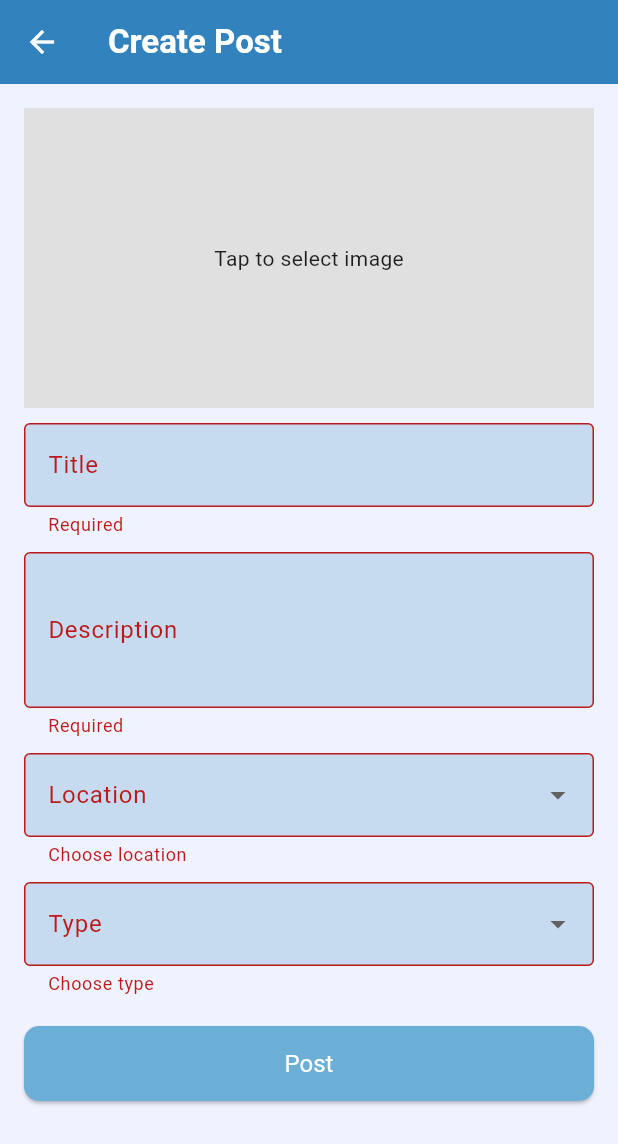
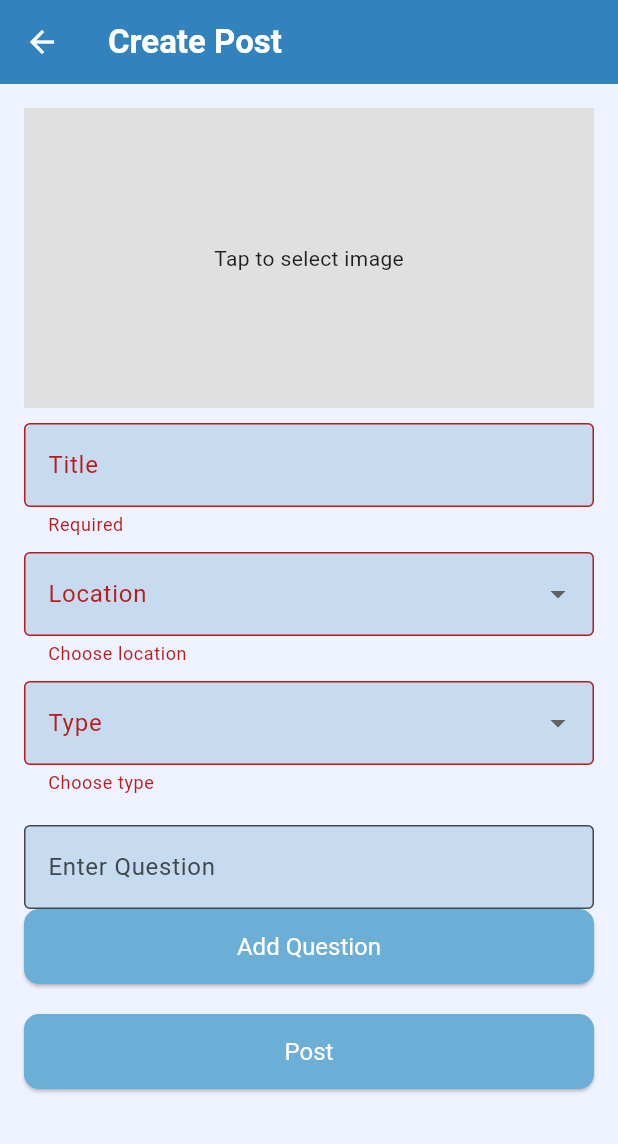
Before and after one commit to MohamedBoghdaddy/FoundIt, a Flutter app: the CreatePostScreen screen opened by its route, after a tap on "Post", on a phone screen of 412 x 824 dp. Shown: the top 1144 px of the screen. Run offline on Flutter 3.47's test engine with Material 3 defaults, Android fonts, the phone set to English and light mode, and no system bars; our stand-ins replace cloud_firestore, firebase_auth, firebase_core, image_picker; missing offline and left inert: stream_chat_flutter; accounts and stored records are empty.

Commit message:
Removed the description field from the "Create Post" .
Added the ability for the user to dynamically create multiple questions when creating a post.

Stored the list of questions in Firestore as part of a new questionnaire.

Linked the newly created questionnaire to the post by saving the questionnaireId in the post document in Firestore.

```diff
--- a/foundit_app/lib/screens/create_post.dart
+++ b/foundit_app/lib/screens/create_post.dart
@@ -1,5 +1,3 @@
-// create_post_screen.dart
-
 import 'dart:io';
 import 'package:cloud_firestore/cloud_firestore.dart';
 import 'package:firebase_auth/firebase_auth.dart';
@@ -17,11 +15,12 @@ class CreatePostScreen extends StatefulWidget {
 class _CreatePostScreenState extends State<CreatePostScreen> {
   final _formKey = GlobalKey<FormState>();
   final _titleController = TextEditingController();
-  final _descController = TextEditingController();
+  final _questionController = TextEditingController();
 
   String? _location;
   String? _type;
   XFile? _selectedImage;
+  List<String> questions = []; // Store the dynamic list of questions
 
   Future<void> _pickImage() async {
     final ImagePicker picker = ImagePicker();
@@ -31,10 +30,56 @@ class _CreatePostScreenState extends State<CreatePostScreen> {
     }
   }
 
+  // Add question to the list
+  void _addQuestion() {
+    if (_questionController.text.isNotEmpty) {
+      setState(() {
+        questions.add(_questionController.text);
+      });
+      _questionController.clear();
+    }
+  }
+
+  // Save post and questionnaire to Firestore
+  Future<void> _savePost() async {
+    final user = FirebaseAuth.instance.currentUser;
+    if (!_formKey.currentState!.validate()) return;
+
+    final defaultImageUrl = _selectedImage != null
+        ? _selectedImage!.path
+        : 'https://picsum.photos/seed/defaultImage/600/300';
+
+    // Create a questionnaire associated with the post
+    final questionnaireRef =
+        await FirebaseFirestore.instance.collection('questionnaires').add({
+      'questions': questions, // Add the list of questions here
+      'correctAnswers': List.filled(
+          questions.length, ''), // Empty for now, can be updated later
+      'foundDate': Timestamp.now(),
+    });
+
+    // Add the post to Firestore
+    await FirebaseFirestore.instance.collection('posts').add({
+      'userId': user?.uid,
+      'title': _titleController.text.trim(),
+      'location': _location,
+      'type': _type,
+      'imageUrl': defaultImageUrl,
+      'timestamp': Timestamp.now(),
+      'questionnaireId':
+          questionnaireRef.id, // Link the post to the questionnaire
+    });
+
+    if (mounted) {
+      Navigator.pop(context);
+      ScaffoldMessenger.of(context).showSnackBar(
+        const SnackBar(content: Text("Post Created")),
+      );
+    }
+  }
+
   @override
   Widget build(BuildContext context) {
-    final user = FirebaseAuth.instance.currentUser;
-
     return Scaffold(
       appBar: AppBar(title: const Text("Create Post")),
       body: Padding(
@@ -50,8 +95,10 @@ class _CreatePostScreenState extends State<CreatePostScreen> {
                   color: Colors.grey[300],
                   child: _selectedImage != null
                       ? (kIsWeb
-                          ? Image.network(_selectedImage!.path, fit: BoxFit.cover)
-                          : Image.file(File(_selectedImage!.path), fit: BoxFit.cover))
+                          ? Image.network(_selectedImage!.path,
+                              fit: BoxFit.cover)
+                          : Image.file(File(_selectedImage!.path),
+                              fit: BoxFit.cover))
                       : const Center(child: Text("Tap to select image")),
                 ),
               ),
@@ -59,23 +106,20 @@ class _CreatePostScreenState extends State<CreatePostScreen> {
               TextFormField(
                 controller: _titleController,
                 decoration: const InputDecoration(labelText: "Title"),
-                validator: (val) => val == null || val.isEmpty ? "Required" : null,
-              ),
-              const SizedBox(height: 10),
-              TextFormField(
-                controller: _descController,
-                decoration: const InputDecoration(labelText: "Description"),
-                maxLines: 3,
-                validator: (val) => val == null || val.isEmpty ? "Required" : null,
+                validator: (val) =>
+                    val == null || val.isEmpty ? "Required" : null,
               ),
               const SizedBox(height: 10),
               DropdownButtonFormField<String>(
                 value: _location,
                 decoration: const InputDecoration(labelText: "Location"),
                 items: const [
-                  DropdownMenuItem(value: "S-Building", child: Text("S-Building")),
-                  DropdownMenuItem(value: "B-Building", child: Text("B-Building")),
-                  DropdownMenuItem(value: "E-Building", child: Text("E-Building")),
+                  DropdownMenuItem(
+                      value: "S-Building", child: Text("S-Building")),
+                  DropdownMenuItem(
+                      value: "B-Building", child: Text("B-Building")),
+                  DropdownMenuItem(
+                      value: "E-Building", child: Text("E-Building")),
                 ],
                 onChanged: (val) => setState(() => _location = val),
                 validator: (val) => val == null ? "Choose location" : null,
@@ -92,31 +136,18 @@ class _CreatePostScreenState extends State<CreatePostScreen> {
                 validator: (val) => val == null ? "Choose type" : null,
               ),
               const SizedBox(height: 20),
+              // Add Question Section
+              TextFormField(
+                controller: _questionController,
+                decoration: const InputDecoration(labelText: "Enter Question"),
+              ),
               ElevatedButton(
-                onPressed: () async {
-                  if (!_formKey.currentState!.validate()) return;
-
-                  final defaultImageUrl = _selectedImage != null
-                      ? _selectedImage!.path
-                      : 'https://picsum.photos/seed/defaultImage/600/300';
-
-                  await FirebaseFirestore.instance.collection('posts').add({
-                    'userId': user?.uid,
-                    'title': _titleController.text.trim(),
-                    'description': _descController.text.trim(),
-                    'location': _location,
-                    'type': _type,
-                    'imageUrl': defaultImageUrl,
-                    'timestamp': Timestamp.now(),
-                  });
-
-                  if (mounted) {
-                    Navigator.pop(context);
-                    ScaffoldMessenger.of(context).showSnackBar(
-                      const SnackBar(content: Text("Post Created")),
-                    );
-                  }
-                },
+                onPressed: _addQuestion,
+                child: const Text("Add Question"),
+              ),
+              const SizedBox(height: 20),
+              ElevatedButton(
+                onPressed: _savePost,
                 child: const Text("Post"),
               ),
             ],
```
